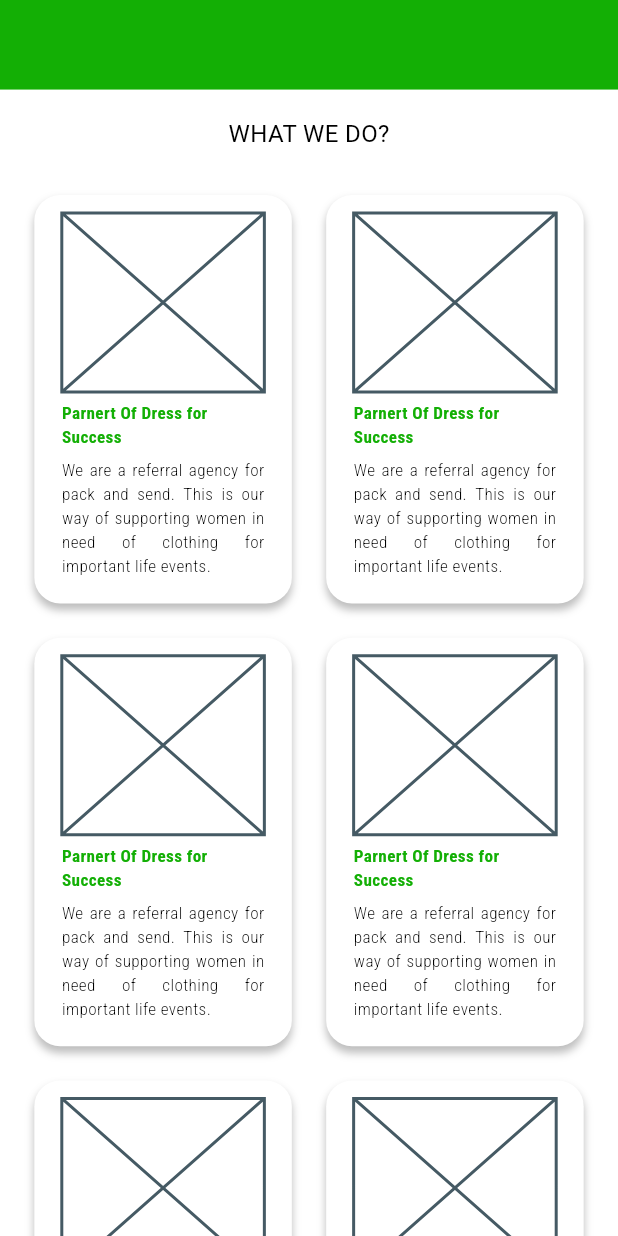
After one commit to rahulkandel07/assignment, a Flutter app: the screen it shows after launch, after a tap on "What we do?", on a phone screen of 412 x 824 dp. The commit adds this screen. Run offline on Flutter 3.47's test engine with Material 3 defaults, Android fonts, the phone set to English and light mode, and no system bars; our stand-ins replace flutter_screenutil, google_fonts; Roboto replaces fonts that are missing (Yaldevi).

Commit message:
Added what we do screen

```diff
--- a/lib/constants/app_routes.dart
+++ b/lib/constants/app_routes.dart
@@ -3,4 +3,9 @@ class AppRoutes {
   /// Route For the explore southlake screen
   ///
   static const String exploreSouthLakeScreen = "/explore";
+
+  ///
+  /// Route For the What we do  screen
+  ///
+  static const String whatWeDoScreenRoute = "/what-we-do";
 }
--- a/lib/features/homepage/screens/explore_southlake_screen.dart
+++ b/lib/features/homepage/screens/explore_southlake_screen.dart
@@ -12,7 +12,7 @@ class ExploreSouthlakeScreen extends StatelessWidget {
     {
       "image": AppImages.personLove,
       "title": "What we do?",
-      "route": AppRoutes.exploreSouthLakeScreen,
+      "route": AppRoutes.whatWeDoScreenRoute,
       "color": AppColors.oxff13AF05,
     },
     {
@@ -102,8 +102,8 @@ class ExploreSouthlakeScreen extends StatelessWidget {
                         crossAxisSpacing: 40,
                         mainAxisSpacing: 60,
                       ),
-                      itemBuilder: (context, index) =>
-                          _buildInfoCard(item: infoCardLists[index]),
+                      itemBuilder: (context, index) => _buildInfoCard(
+                          item: infoCardLists[index], context: context),
                       itemCount: infoCardLists.length,
                     ),
                   ),
@@ -173,8 +173,11 @@ class ExploreSouthlakeScreen extends StatelessWidget {
     );
   }
 
-  _buildInfoCard({required Map<String, dynamic> item}) {
-    return Container(
+  _buildInfoCard(
+      {required Map<String, dynamic> item, required BuildContext context}) {
+    return GestureDetector(
+      onTap: () => Navigator.of(context).pushNamed(item["route"]),
+      child: Container(
         width: 83.w,
         height: 80.h,
         decoration: BoxDecoration(
@@ -208,6 +211,7 @@ class ExploreSouthlakeScreen extends StatelessWidget {
             ),
           ],
         ),
+      ),
     );
   }
 }
--- /dev/null
+++ b/lib/features/homepage/screens/what_we_do_screen.dart
@@ -0,0 +1,94 @@
+import 'package:assignment/constants/app_colors.dart';
+import 'package:flutter/material.dart';
+import 'package:flutter_screenutil/flutter_screenutil.dart';
+import 'package:google_fonts/google_fonts.dart';
+
+class WhatWeDoScreen extends StatelessWidget {
+  const WhatWeDoScreen({super.key});
+
+  @override
+  Widget build(BuildContext context) {
+    return Scaffold(
+      body: SafeArea(
+        child: SingleChildScrollView(
+          child: Column(
+            children: [
+              Container(
+                height: 50.h,
+                color: AppColors.oxff13AF05,
+              ),
+              Padding(
+                padding: EdgeInsets.symmetric(vertical: 15.h),
+                child: Text(
+                  "WHAT WE DO?",
+                  style: GoogleFonts.yaldevi(
+                    fontSize: 14.sp,
+                    color: Colors.black,
+                    fontWeight: FontWeight.w400,
+                  ),
+                ),
+              ),
+              Wrap(
+                children: [
+                  _buildCard(),
+                  _buildCard(),
+                  _buildCard(),
+                  _buildCard(),
+                  _buildCard(),
+                  _buildCard(),
+                ],
+              ),
+            ],
+          ),
+        ),
+      ),
+    );
+  }
+
+  _buildCard() {
+    return Container(
+      height: 228.h,
+      width: 150.w,
+      margin: EdgeInsets.all(10.sp),
+      padding: EdgeInsets.symmetric(horizontal: 16.w, vertical: 10.h),
+      decoration: BoxDecoration(
+        color: Colors.white,
+        borderRadius: BorderRadius.circular(15.r),
+        boxShadow: const [
+          BoxShadow(
+            offset: Offset(0, 4),
+            blurRadius: 4,
+            color: Colors.black26,
+          ),
+        ],
+      ),
+      child: Column(
+        children: [
+          SizedBox(
+            height: 100.h,
+            child: const Placeholder(),
+          ),
+          Padding(
+            padding: EdgeInsets.symmetric(vertical: 5.h),
+            child: Text(
+              "Parnert Of Dress for Success",
+              style: GoogleFonts.robotoCondensed(
+                fontSize: 10.sp,
+                fontWeight: FontWeight.w700,
+                color: AppColors.oxff13AF05,
+              ),
+            ),
+          ),
+          Text(
+            "We are a referral agency for pack and send. This is our way of supporting women in need of clothing for important life events.",
+            textAlign: TextAlign.justify,
+            style: GoogleFonts.robotoCondensed(
+                fontSize: 10.sp,
+                fontWeight: FontWeight.w300,
+                color: Colors.black),
+          ),
+        ],
+      ),
+    );
+  }
+}
--- a/lib/main.dart
+++ b/lib/main.dart
@@ -1,5 +1,6 @@
 import 'package:assignment/constants/app_routes.dart';
 import 'package:assignment/features/homepage/screens/explore_southlake_screen.dart';
+import 'package:assignment/features/homepage/screens/what_we_do_screen.dart';
 import 'package:assignment/features/splash/splash_screen.dart';
 import 'package:flutter/material.dart';
 import 'package:flutter_screenutil/flutter_screenutil.dart';
@@ -28,6 +29,7 @@ class MyApp extends StatelessWidget {
           home: const SplashScreen(),
           routes: {
             AppRoutes.exploreSouthLakeScreen: (ctx) => ExploreSouthlakeScreen(),
+            AppRoutes.whatWeDoScreenRoute: (ctx) => const WhatWeDoScreen(),
           },
         );
       },
```
Lines whose indentation alone changed are shown as unchanged.
